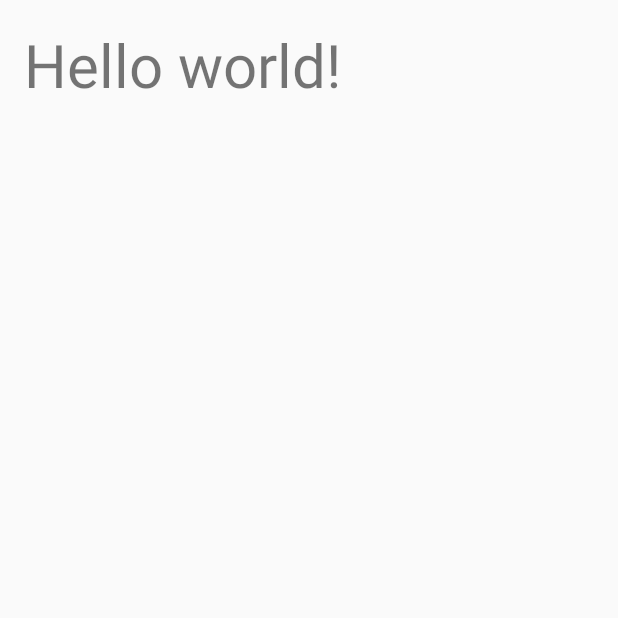
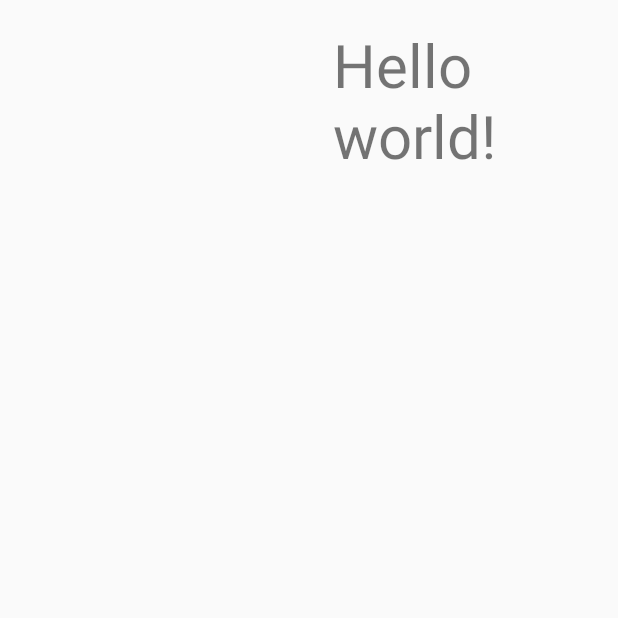
Before and after one commit to gagaramba/SESAThirdApp, an Android app: the screen it shows after launch (MainActivity), after a tap on "SEND", on a phone screen of 412 x 824 dp, the top half of it. Run offline under Robolectric (Android 15) with nearby library versions, the phone set to English and light mode, and no system bars.

Commit message:
changed to layout with two fragment placeholders

```diff
--- a/app/src/main/res/layout/activity_main.xml
+++ b/app/src/main/res/layout/activity_main.xml
@@ -1,8 +1,23 @@
 <LinearLayout xmlns:android="http://schemas.android.com/apk/res/android"
     xmlns:tools="http://schemas.android.com/tools"
-    android:id="@+id/fragment_placeholder"
     android:layout_width="match_parent"
     android:layout_height="match_parent"
     tools:context=".MainActivity"
     tools:ignore="MergeRootFrame"
-    android:orientation="horizontal" />
+    android:orientation="horizontal" >
+
+    <LinearLayout
+        android:id="@+id/main_fragment_placeholder"
+        android:orientation="horizontal"
+        android:layout_width="0dp"
+        android:layout_height="match_parent"
+        android:layout_weight="1"></LinearLayout>
+
+    <LinearLayout
+        android:id="@+id/fragment_placeholder"
+        android:orientation="horizontal"
+        android:layout_width="0dp"
+        android:layout_height="match_parent"
+        android:layout_weight="1"></LinearLayout>
+
+</LinearLayout>
```
